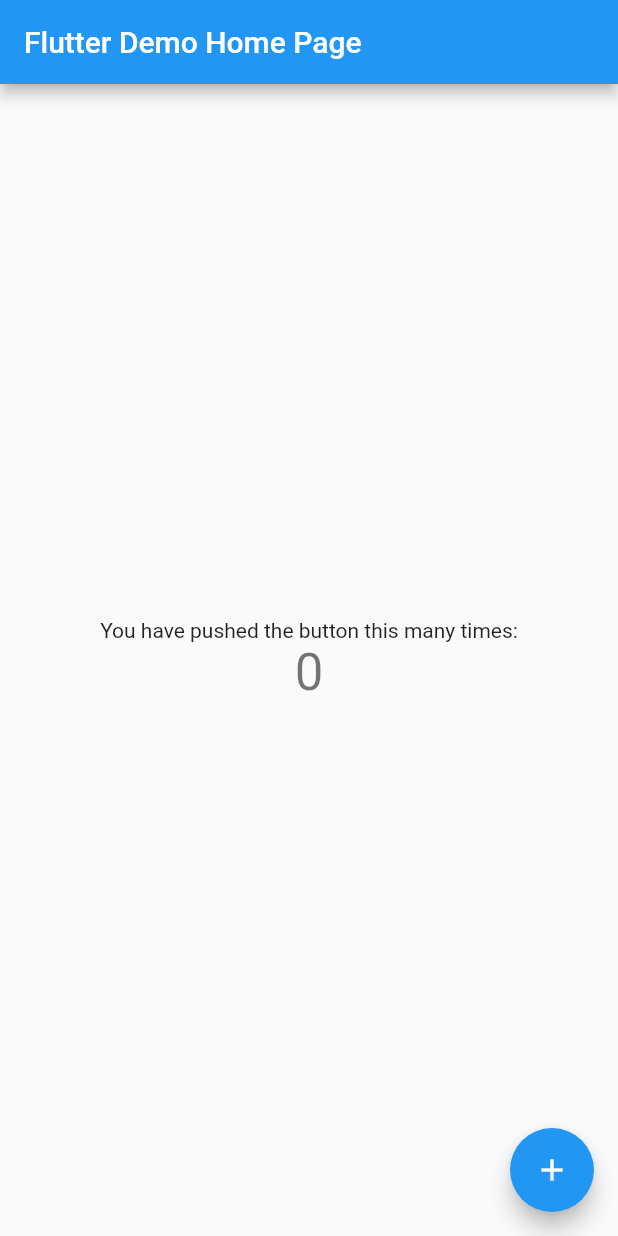
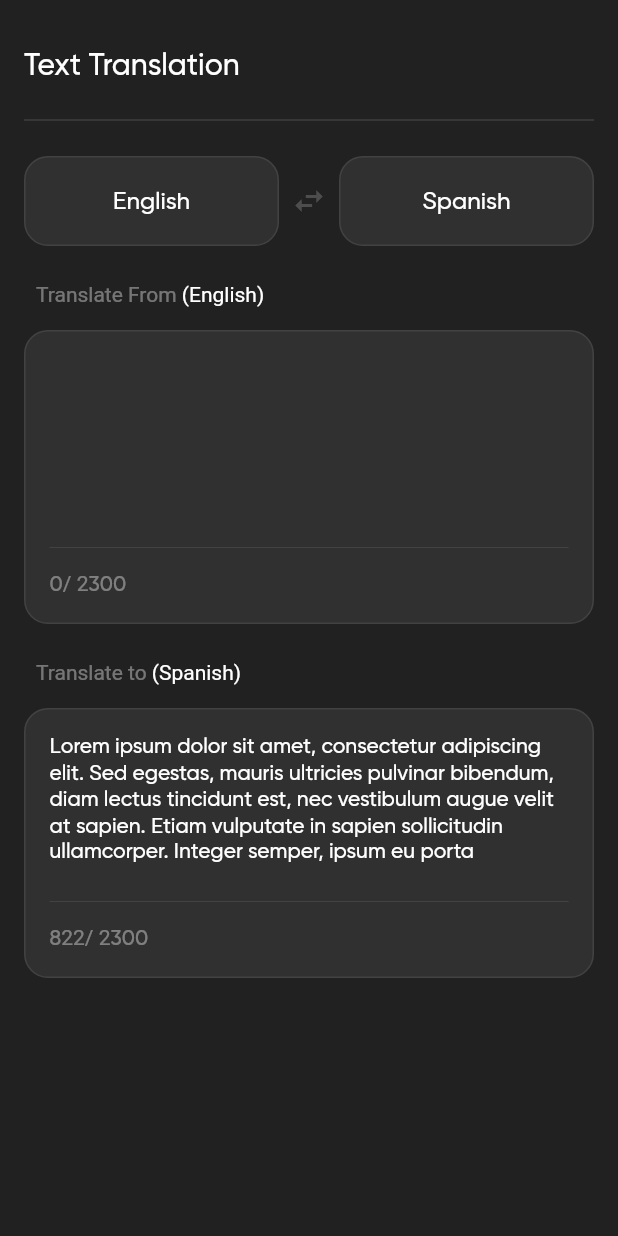
Before and after one commit to sanal-l-s/translator, a Flutter app: the screen it shows after launch, on a phone screen of 412 x 824 dp. Run offline on Flutter 3.47's test engine with Material 2 defaults, Android fonts, the phone set to English and light mode, and no system bars.

Commit message:
Homepage Design Updated

```diff
--- /dev/null
+++ b/lib/constants/colors.dart
@@ -0,0 +1,7 @@
+import 'package:flutter/material.dart';
+
+Color whiteTwoPercent = Colors.white.withOpacity(.2);
+Color whiteOnePercent = Colors.white.withOpacity(.1);
+
+Color? grey1 = Colors.grey[800];
+Color? grey2 = Colors.grey[850];
--- /dev/null
+++ b/lib/constants/widgets.dart
@@ -0,0 +1,5 @@
+import 'package:flutter/material.dart';
+
+const kSpacer4 = SizedBox(width: 4,height: 4,);
+const kSpacer8 = SizedBox(width: 8,height: 8,);
+const kSpacer16 = SizedBox(width: 16,height: 16,);
--- a/lib/main.dart
+++ b/lib/main.dart
@@ -1,4 +1,5 @@
 import 'package:flutter/material.dart';
+import 'package:translator/view/homepage.dart';
 
 void main() {
   runApp(const MyApp());
@@ -11,105 +12,13 @@ class MyApp extends StatelessWidget {
   @override
   Widget build(BuildContext context) {
     return MaterialApp(
-      title: 'Flutter Demo',
+      title: 'Translator',
       theme: ThemeData(
-        // This is the theme of your application.
-        //
-        // Try running your application with "flutter run". You'll see the
-        // application has a blue toolbar. Then, without quitting the app, try
-        // changing the primarySwatch below to Colors.green and then invoke
-        // "hot reload" (press "r" in the console where you ran "flutter run",
-        // or simply save your changes to "hot reload" in a Flutter IDE).
-        // Notice that the counter didn't reset back to zero; the application
-        // is not restarted.
-        primarySwatch: Colors.blue,
+        primarySwatch: Colors.grey,
+        fontFamily: 'Gilroy'
       ),
-      home: const MyHomePage(title: 'Flutter Demo Home Page'),
+      home: HomePage(),
+      debugShowCheckedModeBanner: false,
     );
   }
 }
-
-class MyHomePage extends StatefulWidget {
-  const MyHomePage({Key? key, required this.title}) : super(key: key);
-
-  // This widget is the home page of your application. It is stateful, meaning
-  // that it has a State object (defined below) that contains fields that affect
-  // how it looks.
-
-  // This class is the configuration for the state. It holds the values (in this
-  // case the title) provided by the parent (in this case the App widget) and
-  // used by the build method of the State. Fields in a Widget subclass are
-  // always marked "final".
-
-  final String title;
-
-  @override
-  State<MyHomePage> createState() => _MyHomePageState();
-}
-
-class _MyHomePageState extends State<MyHomePage> {
-  int _counter = 0;
-
-  void _incrementCounter() {
-    setState(() {
-      // This call to setState tells the Flutter framework that something has
-      // changed in this State, which causes it to rerun the build method below
-      // so that the display can reflect the updated values. If we changed
-      // _counter without calling setState(), then the build method would not be
-      // called again, and so nothing would appear to happen.
-      _counter++;
-    });
-  }
-
-  @override
-  Widget build(BuildContext context) {
-    // This method is rerun every time setState is called, for instance as done
-    // by the _incrementCounter method above.
-    //
-    // The Flutter framework has been optimized to make rerunning build methods
-    // fast, so that you can just rebuild anything that needs updating rather
-    // than having to individually change instances of widgets.
-    return Scaffold(
-      appBar: AppBar(
-        // Here we take the value from the MyHomePage object that was created by
-        // the App.build method, and use it to set our appbar title.
-        title: Text(widget.title),
-      ),
-      body: Center(
-        // Center is a layout widget. It takes a single child and positions it
-        // in the middle of the parent.
-        child: Column(
-          // Column is also a layout widget. It takes a list of children and
-          // arranges them vertically. By default, it sizes itself to fit its
-          // children horizontally, and tries to be as tall as its parent.
-          //
-          // Invoke "debug painting" (press "p" in the console, choose the
-          // "Toggle Debug Paint" action from the Flutter Inspector in Android
-          // Studio, or the "Toggle Debug Paint" command in Visual Studio Code)
-          // to see the wireframe for each widget.
-          //
-          // Column has various properties to control how it sizes itself and
-          // how it positions its children. Here we use mainAxisAlignment to
-          // center the children vertically; the main axis here is the vertical
-          // axis because Columns are vertical (the cross axis would be
-          // horizontal).
-          mainAxisAlignment: MainAxisAlignment.center,
-          children: <Widget>[
-            const Text(
-              'You have pushed the button this many times:',
-            ),
-            Text(
-              '$_counter',
-              style: Theme.of(context).textTheme.headline4,
-            ),
-          ],
-        ),
-      ),
-      floatingActionButton: FloatingActionButton(
-        onPressed: _incrementCounter,
-        tooltip: 'Increment',
-        child: const Icon(Icons.add),
-      ), // This trailing comma makes auto-formatting nicer for build methods.
-    );
-  }
-}
--- /dev/null
+++ b/lib/view/homepage.dart
@@ -0,0 +1,174 @@
+import 'package:flutter/material.dart';
+import 'package:flutter/services.dart';
+import 'package:translator/constants/colors.dart';
+import 'package:translator/constants/widgets.dart';
+
+class HomePage extends StatelessWidget {
+
+  HomePage({Key? key}) : super(key: key);
+
+  final _sourceLanguageController = TextEditingController();
+  String _sourceLanguage = "English";
+  String _targetLanguage = "Spanish";
+  String resultText = "Lorem ipsum dolor sit amet, consectetur adipiscing elit. Sed egestas, mauris ultricies pulvinar bibendum, diam lectus tincidunt est, nec vestibulum augue velit at sapien. Etiam vulputate in sapien sollicitudin ullamcorper. Integer semper, ipsum eu porta tincidunt, ex enim accumsan justo, sit amet rutrum orci nulla vitae nisi. Ut mauris tortor, malesuada nec justo non, laoreet tristique leo. Duis iaculis eget quam sed tempus. Praesent hendrerit purus sem, ac mattis enim tempus nec. Suspendisse potenti. Interdum et malesuada fames ac ante ipsum primis in faucibus. Donec non urna ac ex pharetra facilisis. Aenean porttitor sed nisi laoreet rutrum. Donec porttitor dolor justo, ut porttitor orci tincidunt ut. Cras laoreet quam sit amet nulla aliquet rutrum vitae non justo. Nam aliquam tellus non lorem feugiat auctor.";
+
+  @override
+  Widget build(BuildContext context) {
+
+    return Scaffold(
+      backgroundColor: Colors.grey[900],
+      body: SafeArea(
+        child: SingleChildScrollView(
+          child: Padding(
+            padding: const EdgeInsets.all(16.0),
+            child: Column(
+              crossAxisAlignment: CrossAxisAlignment.stretch,
+              children: [
+                kSpacer16,
+                const Text(
+                  "Text Translation",
+                  style: TextStyle(
+                    color: Colors.white,
+                    fontSize: 20,
+                    // fontWeight: FontWeight.bold,
+                  ),
+                ),
+                kSpacer16,
+                Divider(
+                  color: whiteTwoPercent,
+                ),
+                kSpacer16,
+                Row(
+                  children: [
+                    _languageSelector(_sourceLanguage),
+                    Padding(
+                      padding: const EdgeInsets.all(8.0),
+                      child: Icon(
+                        Icons.swap_horiz,
+                        color: whiteTwoPercent,
+                      ),
+                    ),
+                    _languageSelector(_targetLanguage),
+                  ],
+                ),
+                kSpacer16,
+                Padding(
+                  padding: const EdgeInsets.all(8.0),
+                  child: RichText(
+                      text: TextSpan(
+                        children: [
+                          const TextSpan(
+                              text: "Translate From ",
+                              style: TextStyle(color: Colors.white38)),
+                          TextSpan(
+                              text: "($_sourceLanguage)",
+                              style: const TextStyle(color: Colors.white)),
+                        ],
+                      )),
+                ),
+                kSpacer8,
+                _inputTextBox(),
+                kSpacer16,
+                Padding(
+                  padding: const EdgeInsets.all(8.0),
+                  child: RichText(
+                      text: TextSpan(
+                        children: [
+                          const TextSpan(
+                              text: "Translate to ",
+                              style: TextStyle(color: Colors.white38)),
+                          TextSpan(
+                              text: "($_targetLanguage)",
+                              style: const TextStyle(color: Colors.white)),
+                        ],
+                      )),
+                ),
+                kSpacer8,
+                _resultTextBox(resultText:resultText)
+              ],
+            ),
+          ),
+        ),
+      ),
+    );
+  }
+
+  Widget _languageSelector(String language) {
+    return Expanded(
+      child: Container(
+        height: 60,
+        decoration: BoxDecoration(
+            border: Border.all(color: Colors.grey[800]!),
+            borderRadius: BorderRadius.circular(16),
+            color: Colors.grey[850]),
+        child: Center(
+            child: Text(
+              language,
+              style: const TextStyle(color: Colors.white, fontSize: 16),
+            )),
+      ),
+    );
+  }
+
+  Widget _inputTextBox({int maxLength=2300}) {
+    return Container(
+      // height: 150,
+      decoration: BoxDecoration(
+          border: Border.all(color: grey1!),
+          borderRadius: BorderRadius.circular(16),
+          color: grey2),
+      child: Padding(
+        padding: const EdgeInsets.all(16.0),
+        child: Column(
+          crossAxisAlignment: CrossAxisAlignment.stretch,
+          children: [
+            TextFormField(
+              controller: _sourceLanguageController,
+              decoration:const InputDecoration( border: InputBorder.none),
+              style: const TextStyle(color: Colors.white),
+              keyboardType: TextInputType.multiline,
+              minLines: 5,
+              maxLines: 5,
+              inputFormatters: [
+                LengthLimitingTextInputFormatter(maxLength),
+              ],
+            ),
+            kSpacer16,
+            Divider(
+              color: grey1,
+            ),
+            kSpacer8,
+            Text("${_sourceLanguageController.text.length}/ $maxLength",style: const TextStyle(color: Colors.white38),)
+          ],
+        ),
+      ),
+    );
+  }
+  Widget _resultTextBox({int maxLength=2300,required String resultText}) {
+    return Container(
+      decoration: BoxDecoration(
+          border: Border.all(color: grey1!),
+          borderRadius: BorderRadius.circular(16),
+          color: grey2),
+      child: Padding(
+        padding: const EdgeInsets.all(16.0),
+        child: Column(
+          crossAxisAlignment: CrossAxisAlignment.stretch,
+          children: [
+            Text(resultText,
+              style: const TextStyle(color: Colors.white),
+              maxLines: 5,
+              overflow: TextOverflow.visible,
+            ),
+            kSpacer16,
+            Divider(
+              color: grey1,
+            ),
+            kSpacer8,
+            Text("${resultText.length}/ $maxLength",style: const TextStyle(color: Colors.white38),)
+          ],
+        ),
+      ),
+    );
+  }
+}
--- a/pubspec.yaml
+++ b/pubspec.yaml
@@ -73,7 +73,10 @@ flutter:
   # "family" key with the font family name, and a "fonts" key with a
   # list giving the asset and other descriptors for the font. For
   # example:
-  # fonts:
+  fonts:
+     - family: Gilroy
+       fonts:
+         - asset: assets/fonts/Gilory.ttf
   #   - family: Schyler
   #     fonts:
   #       - asset: fonts/Schyler-Regular.ttf
```
Also changed, not shown: assets/fonts/Gilory.ttf (added), 1 other file.
